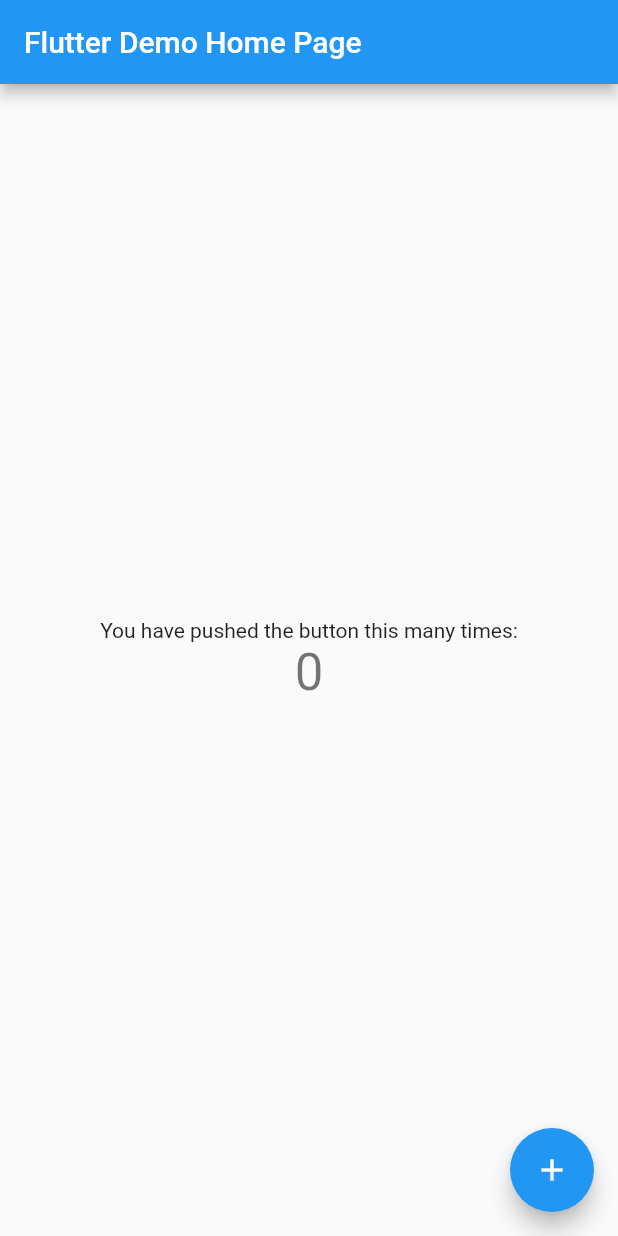
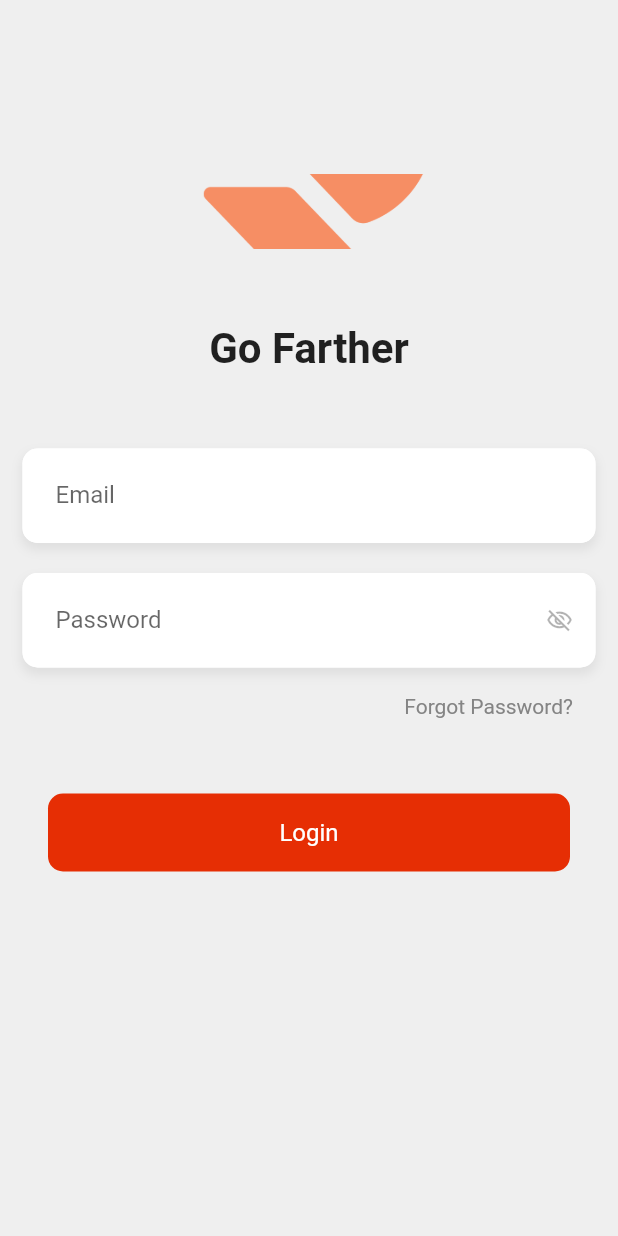
Before and after one commit to akterridealike/ridealike_demo, a Flutter app: the screen it shows after launch, on a phone screen of 412 x 824 dp. Run offline on Flutter 3.47's test engine with Material 2 defaults, Android fonts, the phone set to English and light mode, and no system bars; our stand-ins replace toast.

Commit message:
login module

```diff
--- /dev/null
+++ b/lib/controllers/repositories/auth_repo.dart
@@ -0,0 +1,33 @@
+import 'package:ridealike_demo/data_model/login_response.dart';
+import 'package:http/http.dart' as http;
+import 'dart:convert';
+
+class AuthRepository {
+  Future<LoginResponse?> getLoginResponse(String email, String password) async {
+    //   var postBody = jsonEncode({
+    //     "Email": email,
+    //     "Password": password,
+    //   });
+    //
+    //   Uri url = Uri.parse("http://apiuserstg.ridealike.com/v1/user.UserService/Login");
+    //   final response = await http.post(url,
+    //       headers: {
+    //         "Content-Type": "application/json",
+    //       },
+    //       body: postBody);
+    //   print(response.body);
+    //   return loginResponseFromJson(response.body);
+    // }
+    var headers = {'Content-Type': 'application/json'};
+    var request = http.Request('POST',
+        Uri.parse('http://api.user.stg.ridealike.com/v1/user.UserService/Login'));
+    request.body =
+        '''{\r\n    "Email":"$email",\r\n    "Password":"$password"\r\n}''';
+    request.headers.addAll(headers);
+
+    http.StreamedResponse response = await request.send();
+
+      print(response.stream);
+      return loginResponseFromJson(response.toString());
+  }
+}
--- /dev/null
+++ b/lib/custom_widgets_decor/custom_button.dart
@@ -0,0 +1,33 @@
+import 'package:flutter/material.dart';
+import '../my_themes.dart';
+class CustomButton extends StatefulWidget {
+  final  onTap;
+  final String? btnTxt;
+  final Color? backgroundColor;
+  final bool? isEnable;
+  const CustomButton({ this.onTap,  required this.btnTxt,this.backgroundColor, this.isEnable});
+
+  @override
+  State<CustomButton> createState() => _CustomButtonState();
+}
+
+class _CustomButtonState extends State<CustomButton> {
+  @override
+  Widget build(BuildContext context) {
+    final ButtonStyle flatButtonStyle = TextButton.styleFrom(
+      backgroundColor:  AppColors.accentColor ,
+      minimumSize: Size(MediaQuery.of(context).size.width, 52),
+      padding: EdgeInsets.zero,
+      shape: RoundedRectangleBorder(
+        borderRadius: BorderRadius.circular(10),
+      ),
+    );
+
+    return  ElevatedButton(
+      onPressed:  widget.onTap,
+      style: flatButtonStyle,
+      child: Text(widget.btnTxt!,
+          style: Theme.of(context).textTheme.headline3?.copyWith(color: AppColors.whiteColor, fontSize: 16)),
+    );
+  }
+}
--- /dev/null
+++ b/lib/custom_widgets_decor/custom_textfield.dart
@@ -0,0 +1,118 @@
+import 'package:flutter/material.dart';
+import '../my_themes.dart';
+
+class CustomTextField extends StatefulWidget {
+  final String hintText;
+  final TextEditingController? controller;
+  final TextInputType inputType;
+  final Color? fillColor;
+  final bool isPassword;
+  final bool isIcon;
+  final bool isShowSuffixIcon;
+  final VoidCallback? onTap;
+  final ValueChanged<String>? onChanged;
+  final VoidCallback? onSuffixTap;
+  final IconData? suffixIconUrl;
+  final String? label;
+
+
+  CustomTextField({
+    this.hintText = '',
+    this.controller,
+    this.inputType = TextInputType.text,
+    this.onSuffixTap,
+    this.fillColor,
+    this.isShowSuffixIcon = false,
+    this.onTap,
+    this.isIcon = false,
+    this.isPassword = false,
+    this.suffixIconUrl,
+    this.label,
+    required this.onChanged,
+  });
+
+  @override
+  _CustomTextFieldState createState() => _CustomTextFieldState();
+}
+
+class _CustomTextFieldState extends State<CustomTextField> {
+  bool _obscureText = true;
+
+  @override
+  Widget build(BuildContext context) {
+    return Container(
+      margin: const EdgeInsets.symmetric(horizontal: 15),
+      decoration: BoxDecoration(
+        borderRadius: BorderRadius.circular(10),
+        color: AppColors.whiteColor,
+        boxShadow: [
+          BoxShadow(
+              color: Colors.grey.withOpacity(.2),
+              spreadRadius: 0.5,
+              blurRadius: 5,
+              offset: const Offset(0, 4) // changes position of shadow
+          ),
+        ],
+      ),
+      child: TextField(
+        controller: widget.controller,
+        style: Theme.of(context).textTheme.headline2?.copyWith(
+            color: Theme.of(context).textTheme.bodyText1?.color,
+            fontSize: 16.0),
+        keyboardType: widget.inputType,
+        autofocus: false,
+        //onChanged: widget.isSearch ? widget.languageProvider.searchLanguage : null,
+        obscureText: widget.isPassword ? _obscureText : false,
+        // inputFormatters: widget.inputType == TextInputType.phone ? <TextInputFormatter>[FilteringTextInputFormatter.allow(RegExp('[0-9+]'))] : null,
+        decoration: InputDecoration(
+          contentPadding: EdgeInsets.all(22.0),
+          border: OutlineInputBorder(
+            borderRadius: BorderRadius.circular(10),
+            borderSide: const BorderSide(style: BorderStyle.none, width: 0),
+          ),
+          isDense: true,
+          hintText: widget.hintText,
+          fillColor: widget.fillColor ?? Theme.of(context).accentColor,
+          hintStyle: Theme.of(context).textTheme.headline2?.copyWith(
+              fontSize: 12.0,
+              color: Colors.black.withOpacity(.6),
+              fontStyle: FontStyle.normal),
+          filled: true,
+          prefixIconConstraints: const BoxConstraints(minWidth: 23, maxHeight: 20),
+          suffixIcon: widget.isShowSuffixIcon
+              ? widget.isPassword
+              ? IconButton(
+              icon: Icon(
+                  _obscureText
+                      ? Icons.visibility_off_outlined
+                      : Icons.visibility_outlined,
+                  color: Theme.of(context).hintColor.withOpacity(0.3)),
+              onPressed: _toggle)
+              : widget.isIcon
+              ? IconButton(
+            onPressed: widget.onSuffixTap,
+            icon: Icon(
+              widget.suffixIconUrl,
+              color: Theme.of(context).textTheme.bodyText1?.color,
+            ),
+          )
+              : null
+              : null,
+
+          labelText: widget.label,
+
+        ),
+        onTap: widget.onTap,
+        onChanged: widget.onChanged,
+        cursorColor: AppColors.accentColor,
+
+      ),
+    );
+  }
+
+  void _toggle() {
+    setState(() {
+      _obscureText = !_obscureText;
+    });
+  }
+}
--- /dev/null
+++ b/lib/custom_widgets_decor/custom_toast.dart
@@ -0,0 +1,27 @@
+import 'package:flutter/material.dart';
+import "package:ridealike_demo/my_themes.dart";
+import 'package:toast/toast.dart';
+class ToastComponent {
+  static showDialog(String msg, context, {duration = 0, gravity = 0}) {
+    Toast.show(
+        msg,
+        context,
+        duration: duration != 0 ? duration : Toast.LENGTH_SHORT,
+        gravity: gravity != 0 ? gravity : Toast.BOTTOM,
+        backgroundColor:
+        const Color.fromRGBO(239, 239, 239, .9),
+        textColor: AppColors.fontGrey,
+        border: const Border(
+            top: BorderSide(
+              color: Color.fromRGBO(203, 209, 209, 1),
+            ),bottom:BorderSide(
+          color: Color.fromRGBO(203, 209, 209, 1),
+        ),right: BorderSide(
+          color: Color.fromRGBO(203, 209, 209, 1),
+        ),left: BorderSide(
+          color: Color.fromRGBO(203, 209, 209, 1),
+        )),
+        backgroundRadius: 6
+    );
+  }
+}
--- /dev/null
+++ b/lib/data_model/login_response.dart
@@ -0,0 +1,115 @@
+// To parse this JSON data, do
+//
+//     final loginResponse = loginResponseFromJson(jsonString);
+
+import 'dart:convert';
+
+LoginResponse loginResponseFromJson(String str) => LoginResponse.fromJson(json.decode(str));
+
+
+class LoginResponse {
+  LoginResponse({
+    this.user,
+    this.jwt,
+    this.status,
+  });
+
+  User? user;
+  String? jwt;
+  Status? status;
+
+  factory LoginResponse.fromJson(Map<String, dynamic> json) => LoginResponse(
+    user: User.fromJson(json["User"]),
+    jwt: json["JWT"],
+    status: Status.fromJson(json["Status"]),
+  );
+
+
+}
+
+class Status {
+  Status({
+    this.success,
+    this.error,
+  });
+
+  bool? success;
+  String? error;
+
+  factory Status.fromJson(Map<String, dynamic> json) => Status(
+    success: json["success"],
+    error: json["error"],
+  );
+
+  Map<String, dynamic> toJson() => {
+    "success": success,
+    "error": error,
+  };
+}
+
+class User {
+  User({
+    this.firstName,
+    this.lastName,
+    this.email,
+    this.password,
+    this.userId,
+    this.profileId,
+    this.roles,
+    this.registrationStatus,
+    this.socialLoginId,
+    this.socialLoginProvider,
+  });
+
+  String? firstName;
+  String? lastName;
+  String? email;
+  String? password;
+  String? userId;
+  String? profileId;
+  List<String>? roles;
+  RegistrationStatus? registrationStatus;
+  String? socialLoginId;
+  String? socialLoginProvider;
+
+  factory User.fromJson(Map<String, dynamic> json) => User(
+    firstName: json["FirstName"],
+    lastName: json["LastName"],
+    email: json["Email"],
+    password: json["Password"],
+    userId: json["UserID"],
+    profileId: json["ProfileID"],
+    roles: List<String>.from(json["Roles"].map((x) => x)),
+    registrationStatus: RegistrationStatus.fromJson(json["RegistrationStatus"]),
+    socialLoginId: json["SocialLoginID"],
+    socialLoginProvider: json["SocialLoginProvider"],
+  );
+
+
+}
+
+class RegistrationStatus {
+  RegistrationStatus({
+    this.phoneVerified,
+    this.termsAndConditionAccepted,
+    this.dlVerified,
+    this.emailVerified,
+    this.dlDocumentsSubmitted,
+  });
+
+  bool? phoneVerified;
+  bool? termsAndConditionAccepted;
+  bool? dlVerified;
+  bool? emailVerified;
+  bool? dlDocumentsSubmitted;
+
+  factory RegistrationStatus.fromJson(Map<String, dynamic> json) => RegistrationStatus(
+    phoneVerified: json["PhoneVerified"],
+    termsAndConditionAccepted: json["TermsAndConditionAccepted"],
+    dlVerified: json["DLVerified"],
+    emailVerified: json["EmailVerified"],
+    dlDocumentsSubmitted: json["DLDocumentsSubmitted"],
+  );
+
+
+}
--- a/lib/main.dart
+++ b/lib/main.dart
@@ -1,4 +1,5 @@
 import 'package:flutter/material.dart';
+import 'package:ridealike_demo/screens/login_screen/login.dart';
 
 void main() {
   runApp(MyApp());
@@ -10,108 +11,13 @@ class MyApp extends StatelessWidget {
   Widget build(BuildContext context) {
     return MaterialApp(
       title: 'Flutter Demo',
+
       theme: ThemeData(
-        // This is the theme of your application.
-        //
-        // Try running your application with "flutter run". You'll see the
-        // application has a blue toolbar. Then, without quitting the app, try
-        // changing the primarySwatch below to Colors.green and then invoke
-        // "hot reload" (press "r" in the console where you ran "flutter run",
-        // or simply save your changes to "hot reload" in a Flutter IDE).
-        // Notice that the counter didn't reset back to zero; the application
-        // is not restarted.
         primarySwatch: Colors.blue,
-        // This makes the visual density adapt to the platform that you run
-        // the app on. For desktop platforms, the controls will be smaller and
-        // closer together (more dense) than on mobile platforms.
+
         visualDensity: VisualDensity.adaptivePlatformDensity,
       ),
-      home: const MyHomePage(title: 'Flutter Demo Home Page'),
+      home: const Login(),
     );
   }
 }
-
-class MyHomePage extends StatefulWidget {
-  const MyHomePage({Key? key, this.title}) : super(key: key);
-
-  // This widget is the home page of your application. It is stateful, meaning
-  // that it has a State object (defined below) that contains fields that affect
-  // how it looks.
-
-  // This class is the configuration for the state. It holds the values (in this
-  // case the title) provided by the parent (in this case the App widget) and
-  // used by the build method of the State. Fields in a Widget subclass are
-  // always marked "final".
-
-  final String? title;
-
-  @override
-  _MyHomePageState createState() => _MyHomePageState();
-}
-
-class _MyHomePageState extends State<MyHomePage> {
-  int _counter = 0;
-
-  void _incrementCounter() {
-    setState(() {
-      // This call to setState tells the Flutter framework that something has
-      // changed in this State, which causes it to rerun the build method below
-      // so that the display can reflect the updated values. If we changed
-      // _counter without calling setState(), then the build method would not be
-      // called again, and so nothing would appear to happen.
-      _counter++;
-    });
-  }
-
-  @override
-  Widget build(BuildContext context) {
-    // This method is rerun every time setState is called, for instance as done
-    // by the _incrementCounter method above.
-    //
-    // The Flutter framework has been optimized to make rerunning build methods
-    // fast, so that you can just rebuild anything that needs updating rather
-    // than having to individually change instances of widgets.
-    return Scaffold(
-      appBar: AppBar(
-        // Here we take the value from the MyHomePage object that was created by
-        // the App.build method, and use it to set our appbar title.
-        title: Text(widget.title!),
-      ),
-      body: Center(
-        // Center is a layout widget. It takes a single child and positions it
-        // in the middle of the parent.
-        child: Column(
-          // Column is also a layout widget. It takes a list of children and
-          // arranges them vertically. By default, it sizes itself to fit its
-          // children horizontally, and tries to be as tall as its parent.
-          //
-          // Invoke "debug painting" (press "p" in the console, choose the
-          // "Toggle Debug Paint" action from the Flutter Inspector in Android
-          // Studio, or the "Toggle Debug Paint" command in Visual Studio Code)
-          // to see the wireframe for each widget.
-          //
-          // Column has various properties to control how it sizes itself and
-          // how it positions its children. Here we use mainAxisAlignment to
-          // center the children vertically; the main axis here is the vertical
-          // axis because Columns are vertical (the cross axis would be
-          // horizontal).
-          mainAxisAlignment: MainAxisAlignment.center,
-          children: <Widget>[
-            const Text(
-              'You have pushed the button this many times:',
-            ),
-            Text(
-              '$_counter',
-              style: Theme.of(context).textTheme.headline4,
-            ),
-          ],
-        ),
-      ),
-      floatingActionButton: FloatingActionButton(
-        onPressed: _incrementCounter,
-        tooltip: 'Increment',
-        child: Icon(Icons.add),
-      ), // This trailing comma makes auto-formatting nicer for build methods.
-    );
-  }
-}
--- a/lib/my_themes.dart
+++ b/lib/my_themes.dart
@@ -3,21 +3,21 @@ import 'package:flutter/material.dart';
 
 class AppColors{
   /*configurable colors stars*/
-  static Color accentColor = Color.fromRGBO(230,46,4, 1);
-  static Color softAccentColor = Color.fromRGBO(247,189,168, 1);
-  static Color splashScreenColor = Color.fromRGBO(	255, 248, 186,1); // if not sure , use the same color as accent color
+  static Color accentColor = const Color.fromRGBO(230,46,4, 1);
+  static Color softAccentColor = const Color.fromRGBO(247,189,168, 1);
+  static Color splashScreenColor = const Color.fromRGBO(	255, 248, 186,1); // if not sure , use the same color as accent color
   /*configurable colors ends*/
 
 
   /*If you are not a developer, do not change the bottom colors*/
-  static Color white = Color.fromRGBO(255,255,255, 1);
-  static Color lightGrey = Color.fromRGBO(239,239,239, 1);
-  static Color darkGrey = Color.fromRGBO(112,112,112, 1);
-  static Color mediumGrey = Color.fromRGBO(132,132,132, 1);
-  static Color grey153 = Color.fromRGBO(153,153,153, 1);
-  static Color fontGrey = Color.fromRGBO(73,73,73, 1);
-  static Color textFieldGrey = Color.fromRGBO(209,209,209, 1);
-  static Color golden = Color.fromRGBO(248, 181, 91, 1);
+  static Color whiteColor = const Color.fromRGBO(255,255,255, 1);
+  static Color lightGrey = const Color.fromRGBO(239,239,239, 1);
+  static Color darkGrey = const Color.fromRGBO(112,112,112, 1);
+  static Color mediumGrey = const Color.fromRGBO(132,132,132, 1);
+  static Color grey153 = const Color.fromRGBO(153,153,153, 1);
+  static Color fontGrey = const Color.fromRGBO(73,73,73, 1);
+  static Color textFieldGrey = const Color.fromRGBO(209,209,209, 1);
+  static Color golden = const Color.fromRGBO(248, 181, 91, 1);
   static Color shimmerBase = Colors.grey.shade50;
   static Color shimmerHighlighted = Colors.grey.shade200;
 
--- a/lib/screens/login_screen/login.dart
+++ b/lib/screens/login_screen/login.dart
@@ -0,0 +1,170 @@
+import 'package:flutter/material.dart';
+import 'package:ridealike_demo/my_themes.dart';
+import 'package:toast/toast.dart';
+
+import '../../controllers/repositories/auth_repo.dart';
+import '../../custom_widgets_decor/custom_button.dart';
+import '../../custom_widgets_decor/custom_textfield.dart';
+import '../../custom_widgets_decor/custom_toast.dart';
+class Login extends StatefulWidget {
+  const Login({Key? key}) : super(key: key);
+
+  @override
+  _LoginState createState() => _LoginState();
+}
+
+class _LoginState extends State<Login> {
+  final TextEditingController _emailController = TextEditingController();
+  final TextEditingController _passwordController = TextEditingController();
+  final bool isEnable=false;
+  String _email='';
+  String _pass ='';
+
+  onPressedLoginBtn() async {
+    var email = _email;
+    var password = _pass;
+
+    var loginResponse = await AuthRepository()
+        .getLoginResponse(email, password);
+
+    if(email.isEmpty){
+      ToastComponent.showDialog("Enter Email", context,
+          gravity: Toast.CENTER, duration: Toast.LENGTH_LONG);
+    }else if(password.isEmpty){
+      ToastComponent.showDialog("Enter Password", context,
+          gravity: Toast.CENTER, duration: Toast.LENGTH_LONG);
+    } else if(loginResponse?.user?.email!=email ){
+      ToastComponent.showDialog("Authentication Error! Please check User name And Password", context,
+          gravity: Toast.CENTER, duration: Toast.LENGTH_LONG);
+
+    }else{
+      ToastComponent.showDialog("Congratulation //!", context,
+          gravity: Toast.CENTER, duration: Toast.LENGTH_LONG);
+      Navigator.of(context).push(MaterialPageRoute(builder: (context) =>Container() ));
+
+
+    }
+
+
+  }
+
+
+
+  @override
+  Widget build(BuildContext context) {
+    return Scaffold(
+      backgroundColor: AppColors.lightGrey,
+      appBar: AppBar(
+        backgroundColor: AppColors.lightGrey,
+        elevation: 0.0,
+        title: Text(""),
+        centerTitle: true,
+      ),
+      body: SingleChildScrollView(
+        child: Column(
+          mainAxisAlignment: MainAxisAlignment.start,
+          children: [
+            Row(
+              mainAxisAlignment: MainAxisAlignment.center,
+              children: [
+                Container(
+                  margin: EdgeInsets.only(top: 60),
+                  height: 50,
+                  width: 170,
+                  child: Image.asset(
+                    'images/header_logo.png',
+                    fit: BoxFit.cover,
+                  ),
+                )
+              ],
+            ),
+            Container(
+              margin: EdgeInsets.only(top: 50),
+              child: const Text(
+                "Go Farther",
+                style: TextStyle(fontWeight: FontWeight.bold, fontSize: 28),
+              ),
+            ),
+            const SizedBox(
+              height: 50,
+            ),
+            Column(
+              children: [
+                CustomTextField(
+                  hintText: "Please Enter Email",
+                  fillColor: AppColors.whiteColor,
+                  inputType: TextInputType.emailAddress,
+                  controller: _emailController,
+                  onChanged: (String value) {
+                    setState(() {
+                      _email =_emailController.text.toString();
+
+                    });
+                  },
+                  label: "Email",
+
+                ),
+                SizedBox(
+                  height: 20,
+                ),
+                CustomTextField(
+                  hintText: "Please provide Password",
+                  fillColor: AppColors.whiteColor,
+                  inputType: TextInputType.visiblePassword,
+                  controller: _passwordController,
+
+                  isShowSuffixIcon: true,
+                  isPassword: true, onChanged: (String value) {
+                    setState(() {
+                      _pass= _passwordController.text.toString();
+                    });
+                },
+                  label: "Password",
+
+                ),
+                SizedBox(
+                  height: 18,
+                ),
+                Padding(
+                  padding: EdgeInsets.only(right: 30),
+                  child: Row(
+                    mainAxisAlignment: MainAxisAlignment.end,
+                    children: [
+                      InkWell(
+                        child: Text(
+                          "Forgot Password?",
+                          style: TextStyle(color: AppColors.mediumGrey),
+                        ),
+                        onTap: () {},
+                      )
+                    ],
+                  ),
+                ),
+                SizedBox(
+                  height: 50,
+                ),
+                Container(
+                  margin: const EdgeInsets.only(left: 32,right: 32),
+                  child:
+                  _email.isEmpty || _pass.isEmpty?
+                  CustomButton(
+                    btnTxt: "Login",
+                    backgroundColor: AppColors.darkGrey,
+                    onTap: null,
+                  ): CustomButton(
+                    btnTxt: "Login",
+                    backgroundColor: AppColors.accentColor,
+                    onTap:(){
+                      onPressedLoginBtn();
+                    },
+                  ),
+                ),
+              ],
+            ),
+
+          ],
+        ),
+      ),
+    );
+  }
+}
--- a/pubspec.yaml
+++ b/pubspec.yaml
@@ -29,6 +29,8 @@ environment:
 dependencies:
   flutter:
     sdk: flutter
+  http: ^0.13.4
+  toast: ^0.1.5
 
 
   # The following adds the Cupertino Icons font to your application.
```
Also changed, not shown: images/header_logo.png (added), lib/generated/assets.dart (added), pubspec.lock.
